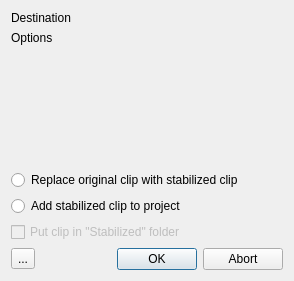
KDE/kdenlive, file src/ui/clipstabilize_ui.ui: the form before one commit.
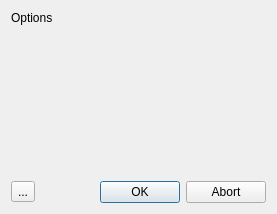
The form after the commit. Icons and pictures are not drawn. Custom widgets are drawn as their Qt base class.

Commit message: Add new dialog to configure clip jobs

```diff
--- a/src/ui/clipstabilize_ui.ui
+++ b/src/ui/clipstabilize_ui.ui
@@ -10,62 +10,15 @@
    <rect>
     <x>0</x>
     <y>0</y>
-    <width>294</width>
-    <height>281</height>
+    <width>277</width>
+    <height>214</height>
    </rect>
   </property>
   <property name="windowTitle">
    <string>Dialog</string>
   </property>
   <layout class="QGridLayout" name="gridLayout">
-   <item row="6" column="0" colspan="4">
-    <widget class="QCheckBox" name="auto_folder">
-     <property name="enabled">
-      <bool>false</bool>
-     </property>
-     <property name="text">
-      <string>Put clip in &quot;Stabilized&quot; folder</string>
-     </property>
-    </widget>
-   </item>
-   <item row="1" column="0" colspan="4">
-    <widget class="QLabel" name="label_3">
-     <property name="text">
-      <string>Options</string>
-     </property>
-    </widget>
-   </item>
-   <item row="2" column="0" colspan="4">
-    <widget class="QWidget" name="optionsbox" native="true">
-     <property name="sizePolicy">
-      <sizepolicy hsizetype="Expanding" vsizetype="Maximum">
-       <horstretch>0</horstretch>
-       <verstretch>0</verstretch>
-      </sizepolicy>
-     </property>
-    </widget>
-   </item>
-   <item row="5" column="0" colspan="4">
-    <widget class="QRadioButton" name="auto_add">
-     <property name="text">
-      <string>Add stabilized clip to project</string>
-     </property>
-    </widget>
-   </item>
-   <item row="0" column="1" colspan="3">
-    <widget class="KUrlRequester" name="dest_url"/>
-   </item>
-   <item row="7" column="3">
-    <widget class="QDialogButtonBox" name="buttonBox">
-     <property name="orientation">
-      <enum>Qt::Horizontal</enum>
-     </property>
-     <property name="standardButtons">
-      <set>QDialogButtonBox::Abort|QDialogButtonBox::Ok</set>
-     </property>
-    </widget>
-   </item>
-   <item row="7" column="0">
+   <item row="3" column="0">
     <widget class="QToolButton" name="preset_button">
      <property name="toolTip">
       <string>Presets</string>
@@ -81,21 +34,7 @@
      </property>
     </widget>
    </item>
-   <item row="4" column="0" colspan="4">
-    <widget class="QRadioButton" name="auto_replace">
-     <property name="text">
-      <string>Replace original clip with stabilized clip</string>
-     </property>
-    </widget>
-   </item>
-   <item row="0" column="0">
-    <widget class="QLabel" name="label_dest">
-     <property name="text">
-      <string>Destination</string>
-     </property>
-    </widget>
-   </item>
-   <item row="3" column="0">
+   <item row="2" column="0">
     <spacer name="verticalSpacer">
      <property name="orientation">
       <enum>Qt::Vertical</enum>
@@ -108,7 +47,7 @@
      </property>
     </spacer>
    </item>
-   <item row="7" column="1" colspan="2">
+   <item row="3" column="1" colspan="2">
     <spacer name="horizontalSpacer">
      <property name="orientation">
       <enum>Qt::Horizontal</enum>
@@ -121,16 +60,35 @@
      </property>
     </spacer>
    </item>
+   <item row="0" column="0" colspan="4">
+    <widget class="QLabel" name="label_3">
+     <property name="text">
+      <string>Options</string>
+     </property>
+    </widget>
+   </item>
+   <item row="3" column="3">
+    <widget class="QDialogButtonBox" name="buttonBox">
+     <property name="orientation">
+      <enum>Qt::Horizontal</enum>
+     </property>
+     <property name="standardButtons">
+      <set>QDialogButtonBox::Abort|QDialogButtonBox::Ok</set>
+     </property>
+    </widget>
+   </item>
+   <item row="1" column="0" colspan="4">
+    <widget class="QWidget" name="optionsbox" native="true">
+     <property name="sizePolicy">
+      <sizepolicy hsizetype="Expanding" vsizetype="Maximum">
+       <horstretch>0</horstretch>
+       <verstretch>0</verstretch>
+      </sizepolicy>
+     </property>
+    </widget>
+   </item>
   </layout>
  </widget>
- <customwidgets>
-  <customwidget>
-   <class>KUrlRequester</class>
-   <extends>QWidget</extends>
-   <header>kurlrequester.h</header>
-   <container>1</container>
-  </customwidget>
- </customwidgets>
  <tabstops>
   <tabstop>dest_url</tabstop>
   <tabstop>auto_replace</tabstop>
```
Left out of the diff: 23 changed lines with no effect on the pictures. The commit also changes 18 other files.
